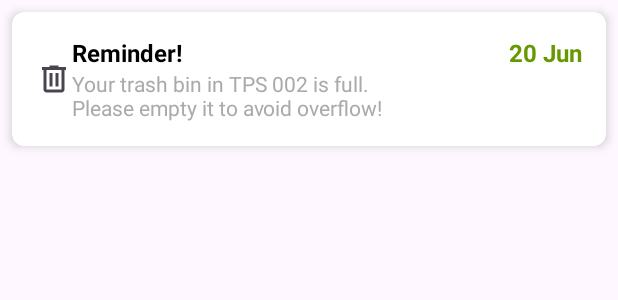
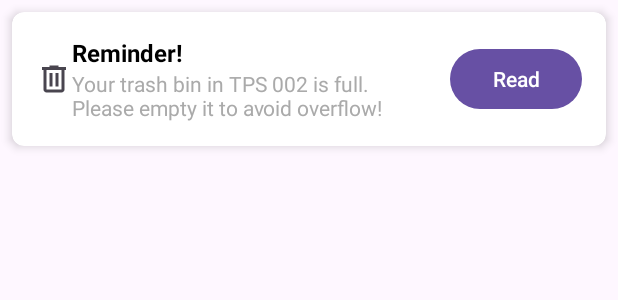
Before and after one commit to Contsol-dev/GoTrash, an Android app: the layout notification_card.xml on its own in the app's theme, with its tools: preview values and no code run, on a phone screen of 412 x 824 dp. Shown: the top 300 px of the screen. Run offline under Robolectric (Android 15) with nearby library versions, the light colour scheme and no system bars.

Commit message:
Add Notification Function

```diff
--- a/app/build.gradle.kts
+++ b/app/build.gradle.kts
@@ -43,6 +43,8 @@ android {
 }
 
 dependencies {
+    implementation (libs.androidx.room.runtime)
+    implementation (libs.androidx.room.ktx.v243)
     implementation (libs.mpandroidchart)
     implementation(libs.android.maps.utils)
     implementation(libs.android.maps.compose)
--- a/app/src/main/res/layout/notification_card.xml
+++ b/app/src/main/res/layout/notification_card.xml
@@ -11,15 +11,16 @@
         android:layout_width="match_parent"
         android:layout_height="wrap_content"
         android:padding="16dp">
+
         <ImageView
             android:id="@+id/imageViewIcon"
             android:layout_width="24dp"
             android:layout_height="24dp"
             android:src="@drawable/ic_trash"
-        app:layout_constraintTop_toTopOf="parent"
-        app:layout_constraintStart_toStartOf="parent"
-        app:layout_constraintBottom_toBottomOf="parent"
-        android:layout_marginEnd="8dp" />
+            app:layout_constraintTop_toTopOf="parent"
+            app:layout_constraintStart_toStartOf="parent"
+            app:layout_constraintBottom_toBottomOf="parent"
+            android:layout_marginEnd="8dp" />
 
         <TextView
             android:id="@+id/textViewTitle"
@@ -31,22 +32,9 @@
             android:textSize="16sp"
             app:layout_constraintStart_toEndOf="@id/imageViewIcon"
             app:layout_constraintTop_toTopOf="parent"
-            app:layout_constraintEnd_toStartOf="@id/textViewDate"
+            app:layout_constraintEnd_toStartOf="@id/buttonRead"
             app:layout_constraintBottom_toTopOf="@id/textViewMessage"
             app:layout_constraintHorizontal_bias="0"
-            app:layout_constraintVertical_bias="0" />
-
-        <TextView
-            android:id="@+id/textViewDate"
-            android:layout_width="wrap_content"
-            android:layout_height="wrap_content"
-            android:text="20 Jun"
-            android:textColor="@android:color/holo_green_dark"
-            android:textStyle="bold"
-            android:textSize="16sp"
-            app:layout_constraintTop_toTopOf="parent"
-            app:layout_constraintEnd_toEndOf="parent"
-            app:layout_constraintBottom_toTopOf="@id/textViewMessage"
             app:layout_constraintVertical_bias="0" />
 
         <TextView
@@ -62,6 +50,16 @@
             app:layout_constraintBottom_toBottomOf="parent"
             app:layout_constraintVertical_bias="0" />
 
+        <Button
+            android:id="@+id/buttonRead"
+            android:layout_width="wrap_content"
+            android:layout_height="wrap_content"
+            android:text="Read"
+            app:layout_constraintEnd_toEndOf="parent"
+            app:layout_constraintTop_toTopOf="parent"
+            app:layout_constraintBottom_toBottomOf="parent"
+            android:layout_marginStart="8dp"/>
+
     </androidx.constraintlayout.widget.ConstraintLayout>
 
 </androidx.cardview.widget.CardView>
--- a/gradle/libs.versions.toml
+++ b/gradle/libs.versions.toml
@@ -27,6 +27,7 @@ annotation = "1.8.0"
 koin = "3.5.6"
 mockk = "1.13.10"
 coroutine-test = "1.7.2"
+roomKtx = "2.4.3"
 turbine = "1.0.0"
 core-testing = "2.2.0"
 shimmer_version = "0.5.0"
@@ -38,11 +39,14 @@ googleAndroidLibrariesMapsplatformSecretsGradlePlugin = "2.0.1"
 playServicesMaps = "18.1.0"
 firebaseDatabase = "21.0.0"
 playServicesLocation = "21.3.0"
+uiDesktop = "1.6.8"
 
 [libraries]
 android-maps-compose = { module = "com.google.maps.android:maps-compose", version.ref = "mapsComposeVersion" }
 android-maps-utils = { module = "com.google.maps.android:android-maps-utils", version.ref = "androidMapsUtils" }
 androidx-core-ktx = { group = "androidx.core", name = "core-ktx", version.ref = "coreKtx" }
+androidx-room-ktx-v243 = { module = "androidx.room:room-ktx", version.ref = "roomKtx" }
+androidx-room-runtime = { module = "androidx.room:room-runtime", version.ref = "room" }
 junit = { group = "junit", name = "junit", version.ref = "junit" }
 androidx-junit = { group = "androidx.test.ext", name = "junit", version.ref = "junitVersion" }
 androidx-espresso-core = { group = "androidx.test.espresso", name = "espresso-core", version.ref = "espressoCore" }
@@ -107,6 +111,7 @@ lottiefiles = { group = "com.airbnb.android", name = "lottie", version.ref = "lo
 play-services-maps = { group = "com.google.android.gms", name = "play-services-maps", version.ref = "playServicesMaps" }
 firebase-database = { group = "com.google.firebase", name = "firebase-database", version.ref = "firebaseDatabase" }
 play-services-location = { group = "com.google.android.gms", name = "play-services-location", version.ref = "playServicesLocation" }
+androidx-ui-desktop = { group = "androidx.compose.ui", name = "ui-desktop", version.ref = "uiDesktop" }
 
 [plugins]
 android-application = { id = "com.android.application", version.ref = "agp" }
```
Also changed, not shown: app/src/main/java/com/adinda/gotrash/data/local/dao/NotificationDAO.kt (added, +16 -0 lines), app/src/main/java/com/adinda/gotrash/data/local/model/Notification.kt (added, +11 -0 lines), app/src/main/java/com/adinda/gotrash/data/local/room/NotificationDatabase.kt (added, +31 -0 lines), app/src/main/java/com/adinda/gotrash/presentation/adapter/NotificationAdapter.kt (added, +43 -0 lines), app/src/main/java/com/adinda/gotrash/presentation/home/HomeFragment.kt (+16 -1 lines), app/src/main/java/com/adinda/gotrash/presentation/notification/NotificationFragment.kt (+21 -14 lines), app/src/main/res/layout/fragment_notification.xml (+4 -22 lines).
